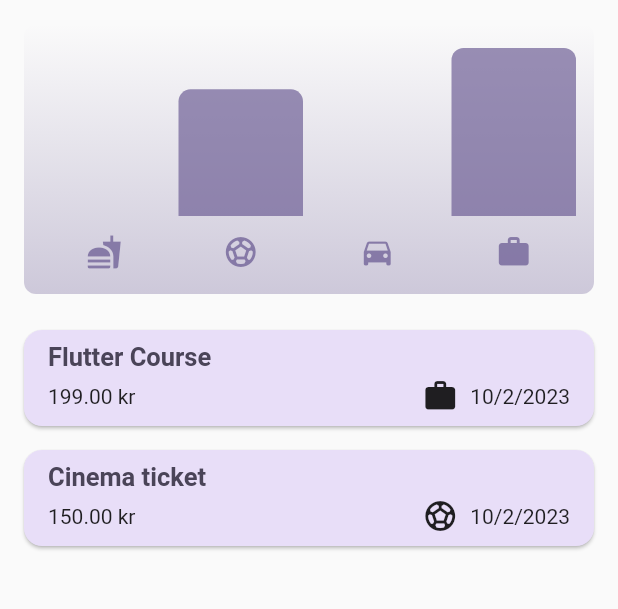
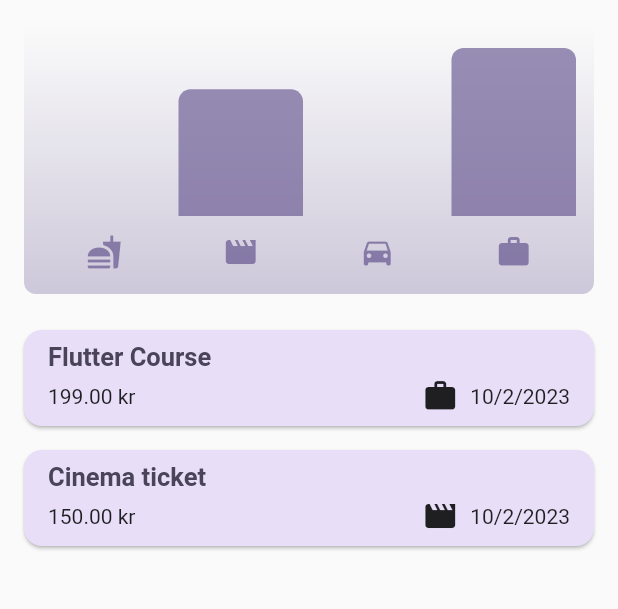
Before and after one commit to pahmel0/expense_tracker, a Flutter app: the screen it shows after launch, on a phone screen of 412 x 824 dp, the part 84-693 px from its top. Run offline on Flutter 3.47's test engine with Material 2 defaults, Android fonts, the phone set to English and light mode, and no system bars.

Commit message:
Some minor changes

```diff
--- a/lib/main.dart
+++ b/lib/main.dart
@@ -54,7 +54,7 @@ void main() {
               ),
             ),
       ),
-      //themeMode: ThemeMode.system,
+      themeMode: ThemeMode.system,
       home: const Expenses(),
     ),
   );
--- a/lib/models/expense.dart
+++ b/lib/models/expense.dart
@@ -11,7 +11,7 @@ enum Category { food, transportation, leisure, work }
 const categoryIcons = {
   Category.food: Icons.fastfood,
   Category.transportation: Icons.directions_car,
-  Category.leisure: Icons.sports_soccer,
+  Category.leisure: Icons.movie,
   Category.work: Icons.work,
 };
 
```
